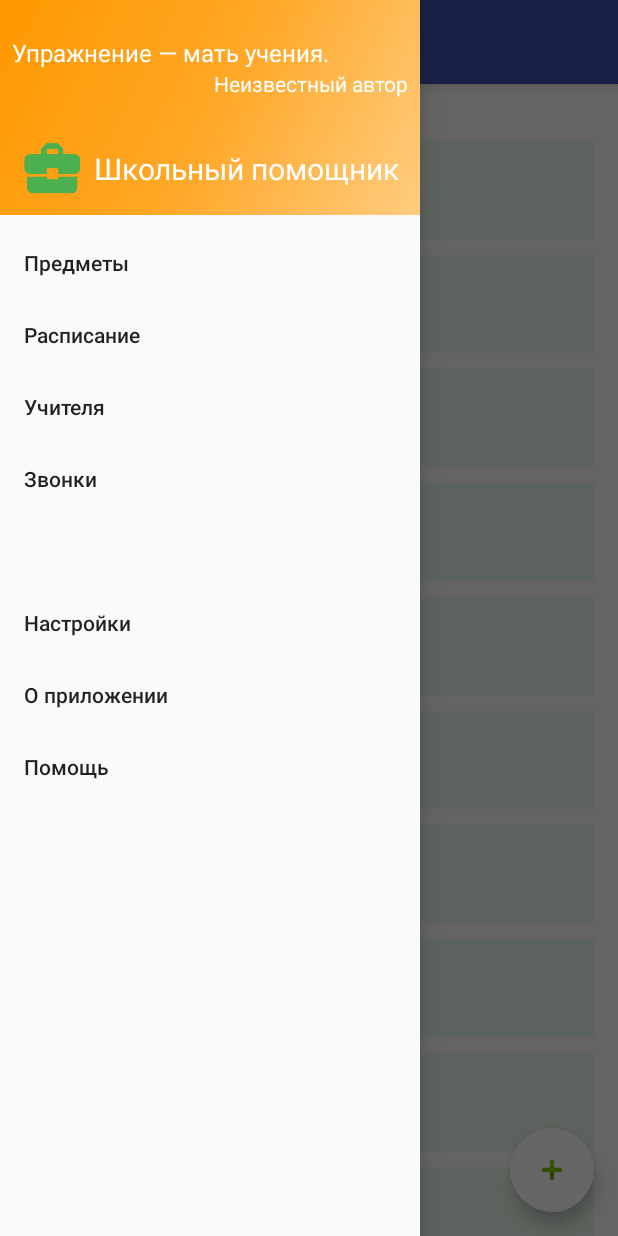
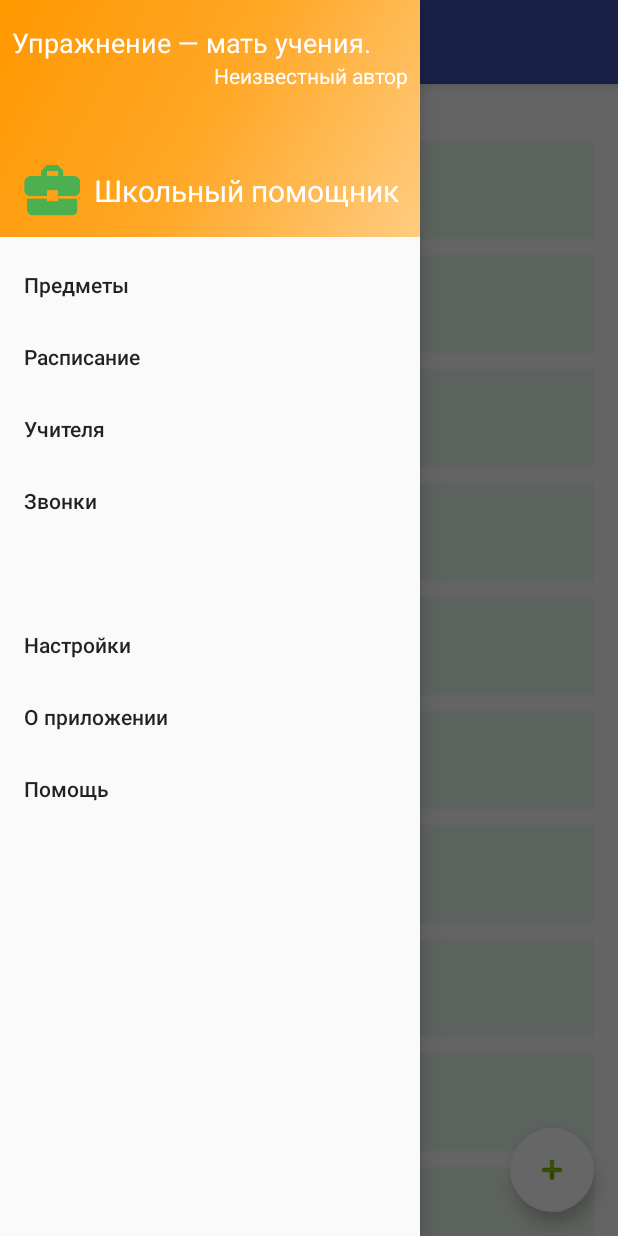
Before and after one commit to Ivanhanden/SchoolHelper2, an Android app: the screen it shows after launch (MainActivity), with the side drawer open, on a phone screen of 412 x 824 dp. Run offline under Robolectric (Android 15) with nearby library versions, the phone set to English and light mode, and no system bars.

```diff
--- a/app/src/main/java/com/handen/schoolhelper2/MainActivity.java
+++ b/app/src/main/java/com/handen/schoolhelper2/MainActivity.java
@@ -50,6 +50,7 @@ import com.handen.schoolhelper2.fragments.LessonListFragment;
 import com.handen.schoolhelper2.fragments.NotesFragment;
 import com.handen.schoolhelper2.fragments.SettingsFragment;
 import com.handen.schoolhelper2.fragments.SubjectListFragment;
+import com.handen.schoolhelper2.fragments.SubjectListRecyclerViewAdapter;
 import com.handen.schoolhelper2.fragments.TeachersListFragment;
 import com.handen.schoolhelper2.fragments.Timetable.Timetable;
 import com.handen.schoolhelper2.fragments.TimetableListFragment;
@@ -106,6 +107,7 @@ public class MainActivity extends AppCompatActivity implements NavigationView.On
      */
     public static int choosedDay;
     public static Subject currentSubject; // текущий предмет
+    private Date lastUpdateDate;
     FrameLayout fragmentHost; // хост фрагментов
     FloatingActionButton fab; //Плавающая кнопка
     FragmentTransaction fragmentTransaction;
@@ -286,7 +288,7 @@ public class MainActivity extends AppCompatActivity implements NavigationView.On
                         continue;
                     }
                     if (currentDay.getTimetableIndex() == -1) { //Если у текущего дня нет расписания, то поток усыпляется на минуту
-                        SystemClock.sleep(60000);
+                        SystemClock.sleep(600000);
                         continue;
                     }
 
@@ -310,8 +312,9 @@ public class MainActivity extends AppCompatActivity implements NavigationView.On
                             //Если в расписании указан урок
                             if (currentSchedule.get(i) > -1) {
                                 isHaveToBeMuted = true; //Звук должен быть отключён
-                                updateWidget(i);
-                                if (!subjectArrayList.get(currentSchedule.get(i)).getName().equals(threadSubject.getName())) {
+                                String currentSubjectName = subjectArrayList.get(currentSchedule.get(i)).getName();
+                                if (!currentSubjectName.equals(threadSubject.getName())) {
+                                    updateWidget(i);
                                     threadSubject = subjectArrayList.get(currentSchedule.get(i));
                                     //Если урок не последний и не пустой
                                     if (i != Settings.TOTALLESSONS - 1 && currentSchedule.get(i + 1) > -1) {
@@ -427,20 +430,25 @@ public class MainActivity extends AppCompatActivity implements NavigationView.On
         subjectArrayList = new ArrayList<>(sharedPreferences.loadSubjects());
         Date currentDate = new Date();
         Day currentDay = daysMap.get(currentDate.getDay()); //Текущий день
+        /*
 
         if (currentDay == null || currentDay.getTimetableIndex() == -1) {
             return;
         }
+        */
+/*
         Timetable timetable = MainActivity.timetables.get(currentDay.getTimetableIndex()); //Получаем текущее расписание звонков
         for (int i = 0; i < Settings.TOTALLESSONS; i++) { //На каждом шаге определяем, идёт ли урок
             Date beginDate = timetable.getLessonBegin(i); //Дата начала урока
             Date endDate = timetable.getLessonEnd(i); //Дата конца урока
             if (currentDate.after(beginDate) && currentDate.before(endDate)) { //Если сейчас идёт урок
-                if (schedule.get(days.indexOf(currentDay)).get(i) > -1) { //Если в расписании указан урок
+                if (schedule.get(getDayIndex(currentDay)).get(i) > -1) { //Если в расписании указан урок
+                    lastUpdateDate = new Date();
                     updateWidget(i);
                 }
             }
         }
+        */
     }
 
     @Override
@@ -484,7 +492,6 @@ public class MainActivity extends AppCompatActivity implements NavigationView.On
 
     /**
      * Метод, который запускает фрагмент с отметками по нажатию на элемент списка предметов
-     *
      * @param index
      */
     @Override
@@ -496,7 +503,6 @@ public class MainActivity extends AppCompatActivity implements NavigationView.On
 
     /**
      * Метод, который показывает диалог с редактированием предмета
-     *
      * @param clickIndex
      */
     @Override
@@ -541,7 +547,6 @@ public class MainActivity extends AppCompatActivity implements NavigationView.On
                     int myMonth = calendar.get(Calendar.MONTH);
                     int myDay = calendar.get(Calendar.DAY_OF_MONTH);
                     //calendar.get(Calendar.YEAR);
-
                     DatePickerDialog.OnDateSetListener myCallBack = new DatePickerDialog.OnDateSetListener() {
 
                         public void onDateSet(DatePicker view, int year, int month,
--- a/app/src/main/java/com/handen/schoolhelper2/fragments/SettingsFragment.java
+++ b/app/src/main/java/com/handen/schoolhelper2/fragments/SettingsFragment.java
@@ -298,7 +298,6 @@ public class SettingsFragment extends Fragment {
                 for (CheckBox checkBox : checkBoxes) {
                     if (checkBox.isChecked()) {
                         if (checkBox.equals(subjects)) {
-                            //TODO пофиксить баг, возможно не обновляется список предметов
                             MainActivity.subjectArrayList = new ArrayList<Subject>();
                             Subject.initializeSubjects(getContext());
                         }
--- a/app/src/main/java/com/handen/schoolhelper2/fragments/SubjectListRecyclerViewAdapter.java
+++ b/app/src/main/java/com/handen/schoolhelper2/fragments/SubjectListRecyclerViewAdapter.java
@@ -114,6 +114,8 @@ public class SubjectListRecyclerViewAdapter extends RecyclerView.Adapter<Subject
         return subjectList.size();
     }
 
+
+
  /*   public void onBindTest(ViewHolder holder) {
         String subjectText = subjectList.get(holder.getAdapterPosition()).getName();
         double average = (double) holder.subject.getAverage();
--- a/app/src/main/res/layout/nav_header_subject_list.xml
+++ b/app/src/main/res/layout/nav_header_subject_list.xml
@@ -18,10 +18,9 @@
         android:id="@+id/sentence"
         android:layout_width="match_parent"
         android:layout_height="wrap_content"
-        android:layout_marginTop="8dp"
         android:gravity="start"
         android:textAppearance="@style/TextAppearance.AppCompat.Body1"
-        android:textSize="16sp"/>
+        android:textSize="18sp"/>
 
     <TextView
         android:id="@+id/author"
@@ -36,13 +35,14 @@
     <LinearLayout
         android:layout_width="wrap_content"
         android:layout_height="wrap_content"
-        android:layout_marginTop="20dp"
+        android:layout_marginTop="40dp"
         android:orientation="horizontal">
 
         <ImageView
             android:id="@+id/imageView"
             android:layout_width="wrap_content"
             android:layout_height="wrap_content"
+
             app:srcCompat="@drawable/ic_business_center"/>
 
         <TextView
```
Also changed, not shown: app/src/main/res/layout/app_widget.xml (+5 -7 lines).
